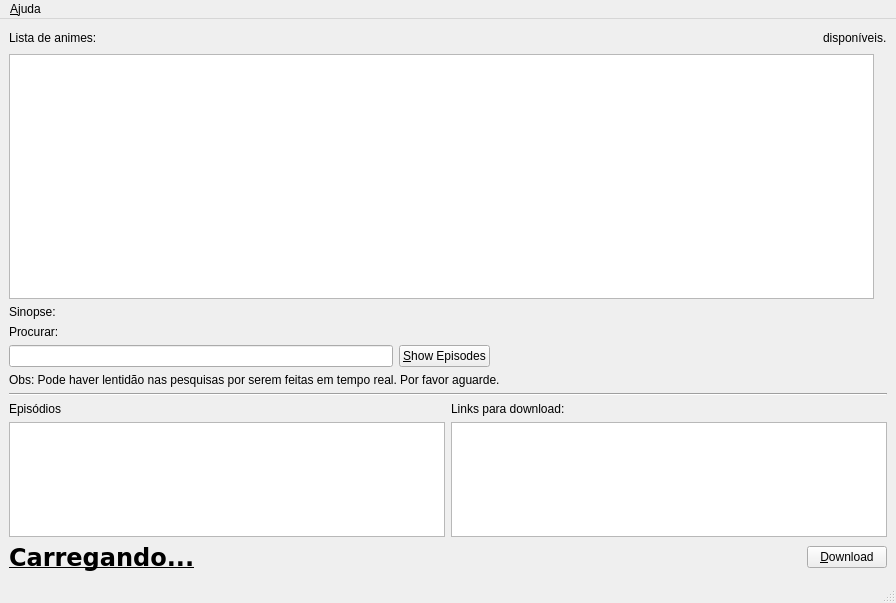
Before: the Qt Designer form series-manager/views/main.ui in ROAND/Series-Manager, drawn with Qt 5.
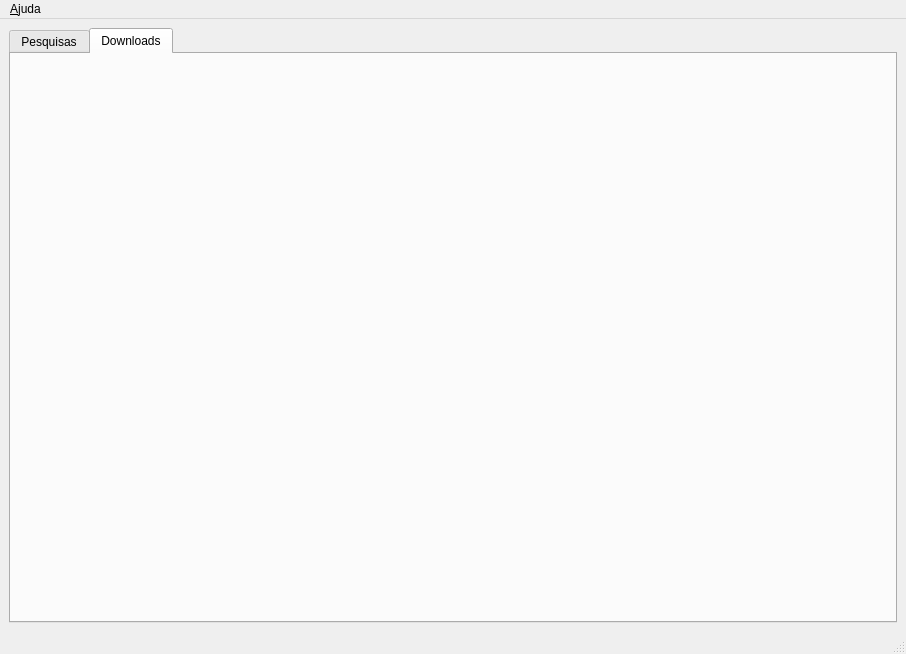
After: the same form once the commit is applied. The open tabs and pages were chosen to show the change. Icons and pictures are not drawn.

Commit message: WORKING: Assistir streaming Download enquanto assiste Somente assistir TODO: Correcao de eventuais bugs e melhoria na organizacao do codigo:

What changed in the file:
```diff
--- a/series-manager/views/main.ui
+++ b/series-manager/views/main.ui
@@ -6,8 +6,8 @@
    <rect>
     <x>0</x>
     <y>0</y>
-    <width>896</width>
-    <height>603</height>
+    <width>906</width>
+    <height>654</height>
    </rect>
   </property>
   <property name="windowTitle">
@@ -20,6 +20,16 @@
   <widget class="QWidget" name="centralwidget">
    <layout class="QGridLayout" name="gridLayout">
     <item row="0" column="0">
+     <widget class="QTabWidget" name="tabWidget">
+      <property name="currentIndex">
+       <number>0</number>
+      </property>
+      <widget class="QWidget" name="tab_pesquisas">
+       <attribute name="title">
+        <string>Pesquisas</string>
+       </attribute>
+       <layout class="QGridLayout" name="gridLayout_2">
+        <item row="0" column="0">
      <layout class="QVBoxLayout" name="verticalLayout">
       <item>
        <layout class="QHBoxLayout" name="horizontalLayout_2">
@@ -258,12 +268,30 @@
     </item>
    </layout>
   </widget>
+      <widget class="QWidget" name="tab_downloads">
+       <attribute name="title">
+        <string>Downloads</string>
+       </attribute>
+       <layout class="QGridLayout" name="gridLayout_3">
+        <item row="0" column="0">
+         <layout class="QFormLayout" name="formLayout">
+          <property name="fieldGrowthPolicy">
+           <enum>QFormLayout::AllNonFixedFieldsGrow</enum>
+          </property>
+         </layout>
+        </item>
+       </layout>
+      </widget>
+     </widget>
+    </item>
+   </layout>
+  </widget>
   <widget class="QMenuBar" name="menubar">
    <property name="geometry">
     <rect>
      <x>0</x>
      <y>0</y>
-     <width>896</width>
+     <width>906</width>
      <height>19</height>
     </rect>
    </property>
```
Left out of the diff: 2 changed lines with no effect on the pictures. Lines whose indentation alone changed are shown as unchanged. The commit also changes 5 other files.
